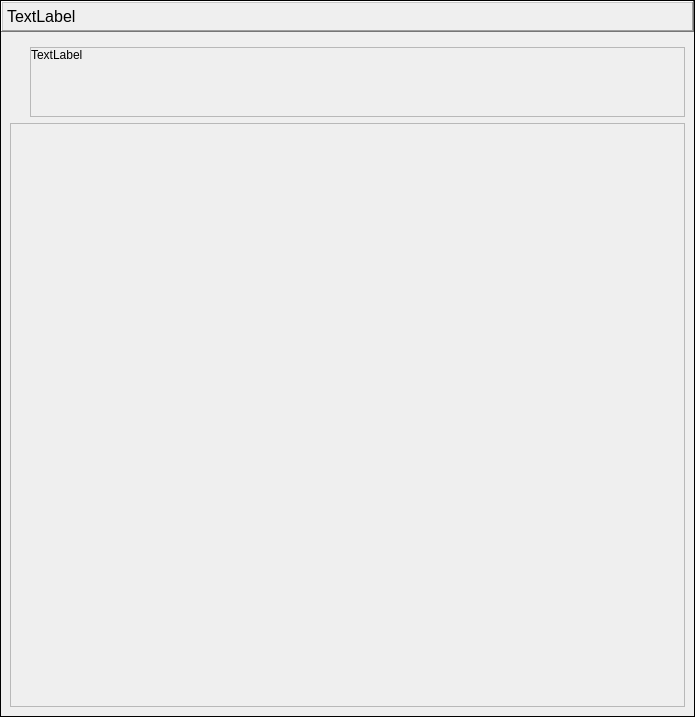
The window that ui/web_scrape_results_dialog.ui (TheCodingJsoftware/Invigo) describes before a commit, drawn with Qt 5.
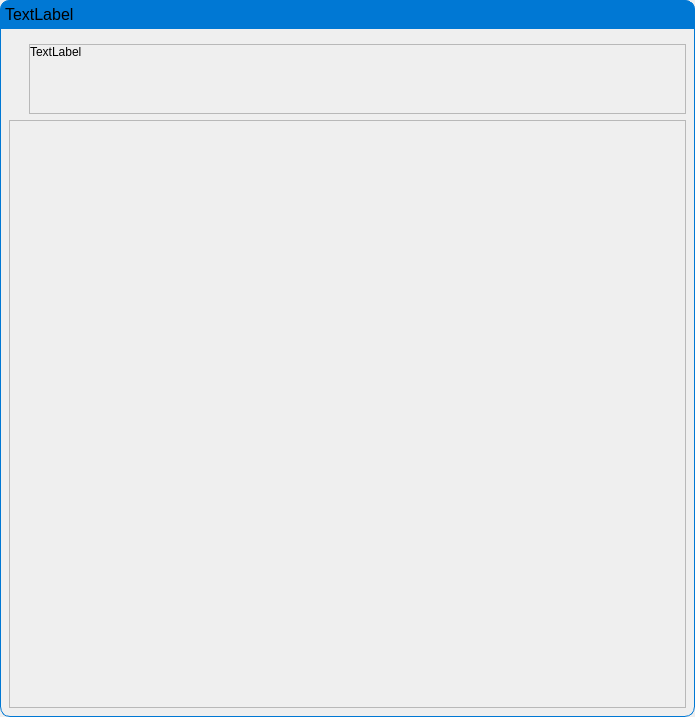
The same window after the commit.

```diff
--- a/ui/web_scrape_results_dialog.ui
+++ b/ui/web_scrape_results_dialog.ui
@@ -30,7 +30,7 @@
     <number>0</number>
    </property>
    <item>
-    <widget class="QFrame" name="frame">
+    <widget class="QWidget" name="widget" native="true">
      <property name="contextMenuPolicy">
       <enum>Qt::ActionsContextMenu</enum>
      </property>
@@ -38,10 +38,13 @@
       <bool>false</bool>
      </property>
      <property name="styleSheet">
-      <string notr="true"/>
-     </property>
-     <property name="frameShape">
-      <enum>QFrame::Box</enum>
+      <string notr="true">QWidget#widget{
+	border-top-left-radius:10px;
+	border-bottom-left-radius:10px;
+	border-top-right-radius:10px;
+	border-bottom-right-radius:10px;
+	border: 1px solid  rgb(0,120,212);;
+}</string>
      </property>
      <layout class="QVBoxLayout" name="verticalLayout_3" stretch="0,0">
       <property name="leftMargin">
@@ -69,11 +72,18 @@
           <pointsize>12</pointsize>
          </font>
         </property>
+        <property name="styleSheet">
+         <string notr="true">background-color: rgb(0,120,212);
+border-top-left-radius:10px;
+border-top-right-radius:10px;
+border: 1px solid  rgb(0,120,212);
+</string>
+        </property>
         <property name="frameShape">
-         <enum>QFrame::WinPanel</enum>
+         <enum>QFrame::Box</enum>
         </property>
         <property name="frameShadow">
-         <enum>QFrame::Raised</enum>
+         <enum>QFrame::Sunken</enum>
         </property>
         <property name="text">
          <string>TextLabel</string>
@@ -136,7 +146,7 @@
               <rect>
                <x>0</x>
                <y>0</y>
-               <width>643</width>
+               <width>645</width>
                <height>69</height>
               </rect>
              </property>
@@ -200,8 +210,8 @@
             <rect>
              <x>0</x>
              <y>0</y>
-             <width>673</width>
-             <height>571</height>
+             <width>675</width>
+             <height>575</height>
             </rect>
            </property>
            <layout class="QVBoxLayout" name="verticalLayout_6">
```
Left out of the diff: 2 changed lines with no effect on the pictures.
